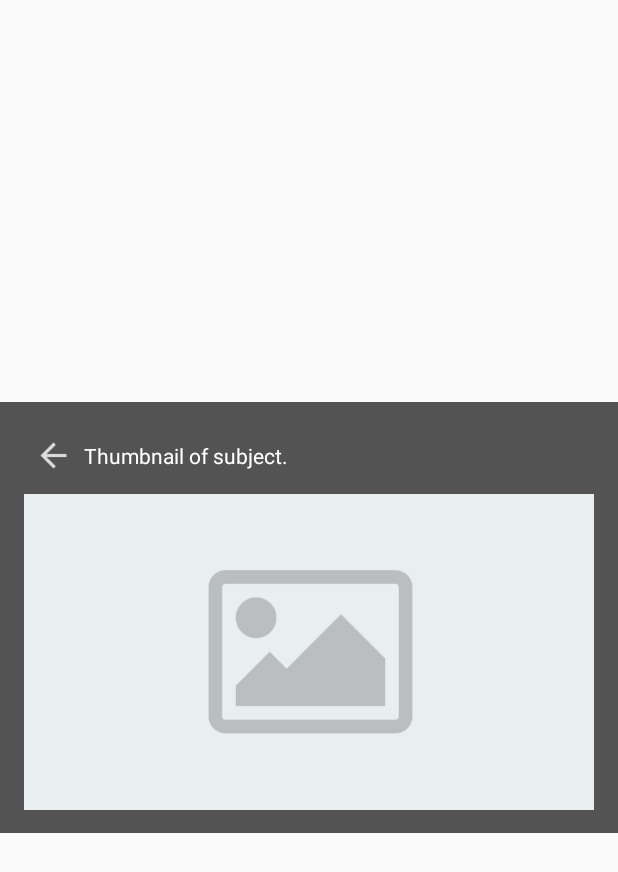
After one commit to simulan/Demo-Independant-Layers, an Android app: the layout view_thumbnail.xml on its own in the app's theme, with its tools: preview values and no code run, on a phone screen of 412 x 824 dp. The commit adds this screen. Shown: the top 872 px of the screen. Run offline under Robolectric (Android 15) with nearby library versions, the phone set to English and light mode, and no system bars; network calls fail.

Commit message:
refactor Thumbnailfragment to ThumbnailView

```diff
--- /dev/null
+++ b/app/src/main/res/layout/view_thumbnail.xml
@@ -0,0 +1,42 @@
+<?xml version="1.0" encoding="utf-8"?>
+<LinearLayout xmlns:android="http://schemas.android.com/apk/res/android"
+              android:id="@+id/container_thumbnail"
+              android:orientation="vertical"
+              android:background="@color/colorOpaqueBlack"
+              android:layout_width="match_parent"
+              android:layout_height="wrap_content"
+              android:padding="15dp"
+              android:gravity="center"
+              android:layout_gravity="center"
+    >
+    <LinearLayout
+        android:layout_width="match_parent"
+        android:layout_height="wrap_content"
+        android:orientation="horizontal">
+        <ImageView
+            android:id="@+id/imgv_thumbnail_back"
+            android:src="@drawable/ic_back"
+            android:layout_width="30dp"
+            android:layout_height="30dp"
+            android:padding="2dp"
+            android:layout_margin="5dp"
+            />
+        <TextView
+            android:textColor="@color/colorWhite"
+            android:id="@+id/txtv_thumbnail_title"
+            android:text="@string/description_thumbnail"
+            android:layout_gravity="start|center"
+            android:layout_width="match_parent"
+            android:layout_height="wrap_content"
+            />
+
+    </LinearLayout>
+    <ImageView
+        android:id="@+id/imgv_thumbnail"
+        android:src="@raw/placeholder"
+        android:layout_width="match_parent"
+        android:layout_height="wrap_content"
+        android:adjustViewBounds="true"
+        android:layout_marginTop="5dp"
+        android:contentDescription="@string/description_thumbnail"/>
+</LinearLayout>
```
Also changed, not shown: app/src/main/java/be/simulan/reddit_demo/mvp/views/ThreadsActivity.kt (+39 -9 lines), app/src/main/java/be/simulan/reddit_demo/mvp/views/fragments/ThumbnailFragment.kt (deleted, +0 -32 lines), app/src/main/java/be/simulan/reddit_demo/mvp/views/sub/ThumbnailView.kt (added, +32 -0 lines), app/src/main/res/layout/fragment_thumbnail.xml (deleted, +0 -24 lines), app/src/main/ic_back-web.png (added), app/src/main/res/drawable-hdpi/ic_back.png (added), app/src/main/res/drawable-mdpi/ic_back.png (added), app/src/main/res/drawable-xhdpi/ic_back.png (added), app/src/main/res/drawable-xxhdpi/ic_back.png (added).
